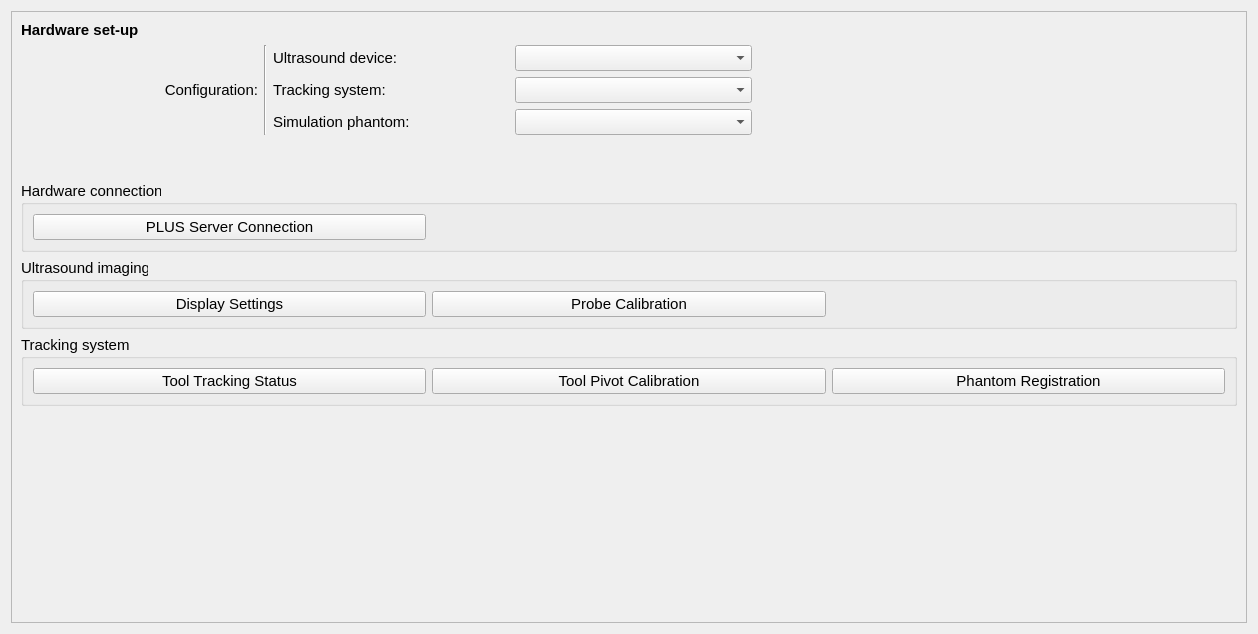
Above: Modules/Home/Resources/UI/Configuration.ui from EBATINCA/TrainUS before the change. Below: the same form after it.
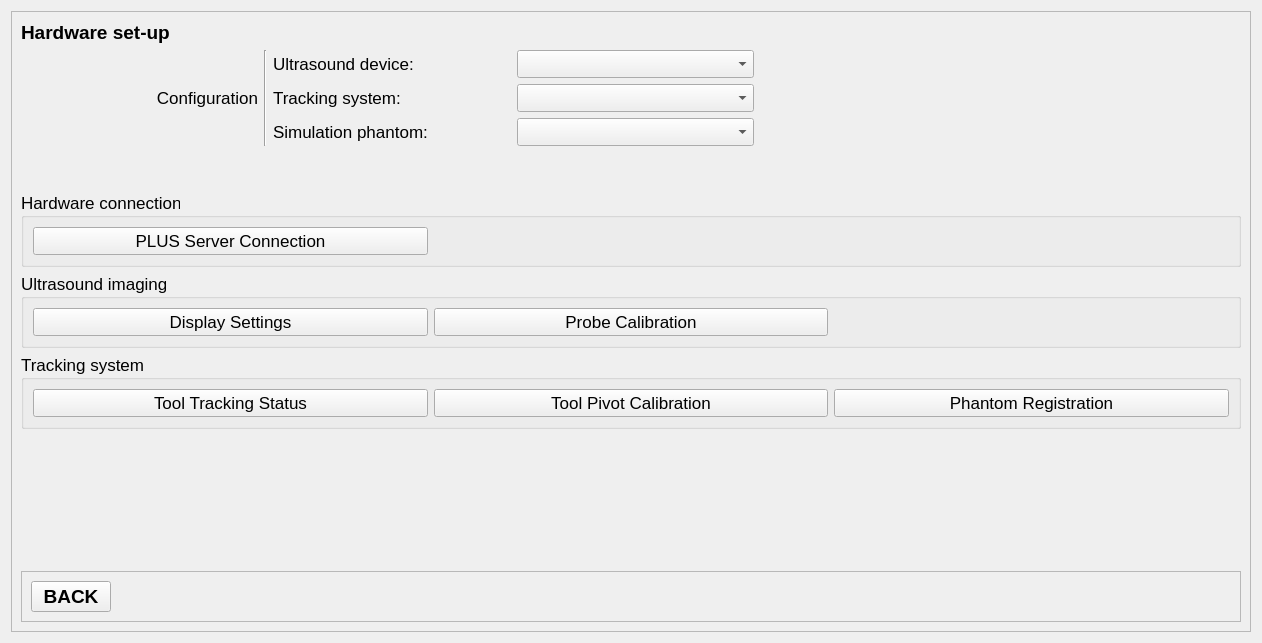
That is the form after the change. Custom widgets are drawn as their Qt base class.

```diff
--- a/Modules/Home/Resources/UI/Configuration.ui
+++ b/Modules/Home/Resources/UI/Configuration.ui
@@ -6,8 +6,8 @@
    <rect>
     <x>0</x>
     <y>0</y>
-    <width>1258</width>
-    <height>634</height>
+    <width>1262</width>
+    <height>643</height>
    </rect>
   </property>
   <layout class="QVBoxLayout" name="verticalLayout">
@@ -27,114 +27,96 @@
       <enum>QFrame::Raised</enum>
      </property>
      <layout class="QGridLayout" name="gridLayout_2">
-      <item row="1" column="2">
-       <widget class="QLabel" name="label_2">
-        <property name="font">
-         <font>
-          <pointsize>5</pointsize>
-          <weight>50</weight>
-          <bold>false</bold>
-         </font>
-        </property>
-        <property name="text">
-         <string/>
-        </property>
-       </widget>
-      </item>
-      <item row="7" column="0" colspan="6">
-       <widget class="QGroupBox" name="groupBox_2">
-        <property name="font">
-         <font>
-          <pointsize>11</pointsize>
-          <weight>50</weight>
-          <bold>false</bold>
-         </font>
-        </property>
-        <property name="title">
-         <string>Hardware connection</string>
-        </property>
-        <layout class="QGridLayout" name="gridLayout_3">
-         <item row="0" column="0">
-          <widget class="QPushButton" name="plusConnectionButton">
-           <property name="font">
-            <font>
-             <pointsize>11</pointsize>
-             <weight>50</weight>
-             <bold>false</bold>
-            </font>
-           </property>
-           <property name="text">
-            <string>PLUS Server Connection</string>
-           </property>
-          </widget>
-         </item>
-         <item row="0" column="1">
-          <widget class="QLabel" name="label_4">
-           <property name="font">
-            <font>
-             <pointsize>11</pointsize>
-             <weight>50</weight>
-             <bold>false</bold>
-            </font>
-           </property>
-           <property name="text">
-            <string/>
-           </property>
-          </widget>
-         </item>
-         <item row="0" column="2">
-          <widget class="QLabel" name="label_5">
-           <property name="font">
-            <font>
-             <pointsize>11</pointsize>
-             <weight>50</weight>
-             <bold>false</bold>
-            </font>
-           </property>
-           <property name="text">
-            <string/>
-           </property>
-          </widget>
-         </item>
-        </layout>
-       </widget>
-      </item>
       <item row="4" column="2">
-       <widget class="QLabel" name="label_9">
+       <widget class="QLabel" name="label_5">
+        <property name="font">
+         <font>
+          <pointsize>13</pointsize>
+          <weight>50</weight>
+          <bold>false</bold>
+         </font>
+        </property>
         <property name="text">
          <string>Simulation phantom:</string>
         </property>
        </widget>
       </item>
-      <item row="4" column="3">
-       <widget class="QComboBox" name="simulationPhantomComboBox"/>
-      </item>
-      <item row="1" column="0">
-       <widget class="QLabel" name="label">
+      <item row="10" column="0" colspan="6">
+       <widget class="QGroupBox" name="trackingSystemGrouBox">
         <property name="font">
          <font>
-          <pointsize>11</pointsize>
-          <weight>75</weight>
-          <bold>true</bold>
+          <pointsize>13</pointsize>
+          <weight>50</weight>
+          <bold>false</bold>
          </font>
         </property>
-        <property name="text">
-         <string>Hardware set-up</string>
+        <property name="title">
+         <string>Tracking system</string>
         </property>
+        <layout class="QGridLayout" name="gridLayout_5">
+         <item row="0" column="0">
+          <widget class="QPushButton" name="toolTrackingStatusButton">
+           <property name="font">
+            <font>
+             <pointsize>13</pointsize>
+             <weight>50</weight>
+             <bold>false</bold>
+            </font>
+           </property>
+           <property name="text">
+            <string>Tool Tracking Status</string>
+           </property>
+          </widget>
+         </item>
+         <item row="0" column="1">
+          <widget class="QPushButton" name="toolPivotCalibrationButton">
+           <property name="font">
+            <font>
+             <pointsize>13</pointsize>
+             <weight>50</weight>
+             <bold>false</bold>
+            </font>
+           </property>
+           <property name="text">
+            <string>Tool Pivot Calibration</string>
+           </property>
+          </widget>
+         </item>
+         <item row="0" column="2">
+          <widget class="QPushButton" name="phantomRegistrationButton">
+           <property name="font">
+            <font>
+             <pointsize>13</pointsize>
+             <weight>50</weight>
+             <bold>false</bold>
+            </font>
+           </property>
+           <property name="text">
+            <string>Phantom Registration</string>
+           </property>
+          </widget>
+         </item>
+        </layout>
        </widget>
       </item>
-      <item row="2" column="2">
-       <widget class="QLabel" name="label_8">
-        <property name="text">
-         <string>Ultrasound device:</string>
+      <item row="11" column="2">
+       <spacer name="verticalSpacer_2">
+        <property name="orientation">
+         <enum>Qt::Vertical</enum>
         </property>
-       </widget>
+        <property name="sizeHint" stdset="0">
+         <size>
+          <width>20</width>
+          <height>40</height>
+         </size>
+        </property>
+       </spacer>
       </item>
       <item row="8" column="0" colspan="6">
        <widget class="QGroupBox" name="groupBox">
         <property name="font">
          <font>
-          <pointsize>11</pointsize>
+          <pointsize>13</pointsize>
           <weight>50</weight>
           <bold>false</bold>
          </font>
@@ -147,7 +129,7 @@
           <widget class="QPushButton" name="ultrasoundProbeCalibrationButton">
            <property name="font">
             <font>
-             <pointsize>11</pointsize>
+             <pointsize>13</pointsize>
              <weight>50</weight>
              <bold>false</bold>
             </font>
@@ -161,7 +143,7 @@
           <widget class="QPushButton" name="ultrasoundDisplaySettingsButton">
            <property name="font">
             <font>
-             <pointsize>11</pointsize>
+             <pointsize>13</pointsize>
              <weight>50</weight>
              <bold>false</bold>
             </font>
@@ -188,43 +170,6 @@
         </layout>
        </widget>
       </item>
-      <item row="2" column="3">
-       <widget class="QComboBox" name="ultrasoundDeviceComboBox"/>
-      </item>
-      <item row="2" column="4">
-       <widget class="QLabel" name="label_3">
-        <property name="font">
-         <font>
-          <pointsize>11</pointsize>
-          <weight>50</weight>
-          <bold>false</bold>
-         </font>
-        </property>
-        <property name="text">
-         <string/>
-        </property>
-       </widget>
-      </item>
-      <item row="3" column="2">
-       <widget class="QLabel" name="label_7">
-        <property name="text">
-         <string>Tracking system:</string>
-        </property>
-       </widget>
-      </item>
-      <item row="3" column="3">
-       <widget class="QComboBox" name="trackingSystemComboBox"/>
-      </item>
-      <item row="3" column="0">
-       <widget class="QLabel" name="label_10">
-        <property name="text">
-         <string>Configuration:</string>
-        </property>
-        <property name="alignment">
-         <set>Qt::AlignRight|Qt::AlignTrailing|Qt::AlignVCenter</set>
-        </property>
-       </widget>
-      </item>
       <item row="5" column="2">
        <spacer name="verticalSpacer">
         <property name="font">
@@ -248,35 +193,35 @@
         </property>
        </spacer>
       </item>
-      <item row="10" column="0" colspan="6">
-       <widget class="QGroupBox" name="groupBox_4">
+      <item row="7" column="0" colspan="6">
+       <widget class="QGroupBox" name="hardwareConnectionGroupBox">
         <property name="font">
          <font>
-          <pointsize>11</pointsize>
+          <pointsize>13</pointsize>
           <weight>50</weight>
           <bold>false</bold>
          </font>
         </property>
         <property name="title">
-         <string>Tracking system</string>
+         <string>Hardware connection</string>
         </property>
-        <layout class="QGridLayout" name="gridLayout_5">
+        <layout class="QGridLayout" name="gridLayout_3">
          <item row="0" column="0">
-          <widget class="QPushButton" name="otsToolTrackingStatusButton">
+          <widget class="QPushButton" name="plusConnectionButton">
            <property name="font">
             <font>
-             <pointsize>11</pointsize>
+             <pointsize>13</pointsize>
              <weight>50</weight>
              <bold>false</bold>
             </font>
            </property>
            <property name="text">
-            <string>Tool Tracking Status</string>
+            <string>PLUS Server Connection</string>
            </property>
           </widget>
          </item>
          <item row="0" column="1">
-          <widget class="QPushButton" name="otsToolPivotCalibrationButton">
+          <widget class="QLabel" name="label_40">
            <property name="font">
             <font>
              <pointsize>11</pointsize>
@@ -285,12 +230,12 @@
             </font>
            </property>
            <property name="text">
-            <string>Tool Pivot Calibration</string>
+            <string/>
            </property>
           </widget>
          </item>
          <item row="0" column="2">
-          <widget class="QPushButton" name="otsPhantomRegistrationButton">
+          <widget class="QLabel" name="label_50">
            <property name="font">
             <font>
              <pointsize>11</pointsize>
@@ -299,25 +244,51 @@
             </font>
            </property>
            <property name="text">
-            <string>Phantom Registration</string>
+            <string/>
            </property>
           </widget>
          </item>
         </layout>
        </widget>
       </item>
-      <item row="11" column="2">
-       <spacer name="verticalSpacer_2">
-        <property name="orientation">
-         <enum>Qt::Vertical</enum>
+      <item row="3" column="2">
+       <widget class="QLabel" name="label_4">
+        <property name="font">
+         <font>
+          <pointsize>13</pointsize>
+          <weight>50</weight>
+          <bold>false</bold>
+         </font>
         </property>
-        <property name="sizeHint" stdset="0">
-         <size>
-          <width>20</width>
-          <height>40</height>
-         </size>
+        <property name="text">
+         <string>Tracking system:</string>
         </property>
-       </spacer>
+       </widget>
+      </item>
+      <item row="2" column="3">
+       <widget class="QComboBox" name="ultrasoundDeviceComboBox">
+        <property name="font">
+         <font>
+          <pointsize>13</pointsize>
+          <weight>50</weight>
+          <bold>false</bold>
+         </font>
+        </property>
+       </widget>
+      </item>
+      <item row="1" column="0">
+       <widget class="QLabel" name="label_1">
+        <property name="font">
+         <font>
+          <pointsize>14</pointsize>
+          <weight>75</weight>
+          <bold>true</bold>
+         </font>
+        </property>
+        <property name="text">
+         <string>Hardware set-up</string>
+        </property>
+       </widget>
       </item>
       <item row="2" column="1" rowspan="3">
        <widget class="Line" name="line">
@@ -333,6 +304,126 @@
         </property>
        </widget>
       </item>
+      <item row="2" column="4">
+       <widget class="QLabel" name="label_30">
+        <property name="font">
+         <font>
+          <pointsize>11</pointsize>
+          <weight>50</weight>
+          <bold>false</bold>
+         </font>
+        </property>
+        <property name="text">
+         <string/>
+        </property>
+       </widget>
+      </item>
+      <item row="3" column="0">
+       <widget class="QLabel" name="label_2">
+        <property name="font">
+         <font>
+          <pointsize>13</pointsize>
+          <weight>50</weight>
+          <bold>false</bold>
+         </font>
+        </property>
+        <property name="text">
+         <string>Configuration</string>
+        </property>
+        <property name="alignment">
+         <set>Qt::AlignRight|Qt::AlignTrailing|Qt::AlignVCenter</set>
+        </property>
+       </widget>
+      </item>
+      <item row="4" column="3">
+       <widget class="QComboBox" name="simulationPhantomComboBox">
+        <property name="font">
+         <font>
+          <pointsize>13</pointsize>
+          <weight>50</weight>
+          <bold>false</bold>
+         </font>
+        </property>
+       </widget>
+      </item>
+      <item row="1" column="2">
+       <widget class="QLabel" name="label_20">
+        <property name="font">
+         <font>
+          <pointsize>5</pointsize>
+          <weight>50</weight>
+          <bold>false</bold>
+         </font>
+        </property>
+        <property name="text">
+         <string/>
+        </property>
+       </widget>
+      </item>
+      <item row="2" column="2">
+       <widget class="QLabel" name="label_3">
+        <property name="font">
+         <font>
+          <pointsize>13</pointsize>
+          <weight>50</weight>
+          <bold>false</bold>
+         </font>
+        </property>
+        <property name="text">
+         <string>Ultrasound device:</string>
+        </property>
+       </widget>
+      </item>
+      <item row="3" column="3">
+       <widget class="QComboBox" name="trackingSystemComboBox">
+        <property name="font">
+         <font>
+          <pointsize>13</pointsize>
+          <weight>50</weight>
+          <bold>false</bold>
+         </font>
+        </property>
+       </widget>
+      </item>
+      <item row="12" column="0" colspan="6">
+       <widget class="QFrame" name="navigationBar">
+        <property name="frameShape">
+         <enum>QFrame::StyledPanel</enum>
+        </property>
+        <property name="frameShadow">
+         <enum>QFrame::Raised</enum>
+        </property>
+        <layout class="QHBoxLayout" name="horizontalLayout">
+         <item>
+          <widget class="QPushButton" name="previousPageButton">
+           <property name="font">
+            <font>
+             <pointsize>14</pointsize>
+             <weight>75</weight>
+             <bold>true</bold>
+            </font>
+           </property>
+           <property name="text">
+            <string>BACK</string>
+           </property>
+          </widget>
+         </item>
+         <item>
+          <spacer name="horizontalSpacer">
+           <property name="orientation">
+            <enum>Qt::Horizontal</enum>
+           </property>
+           <property name="sizeHint" stdset="0">
+            <size>
+             <width>40</width>
+             <height>20</height>
+            </size>
+           </property>
+          </spacer>
+         </item>
+        </layout>
+       </widget>
+      </item>
      </layout>
     </widget>
    </item>
```
Left out of the diff: 2 changed lines with no effect on the pictures.
